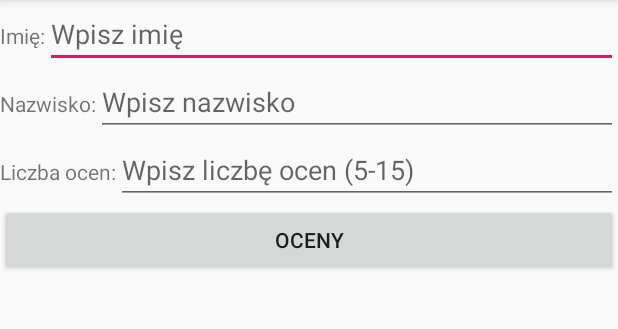
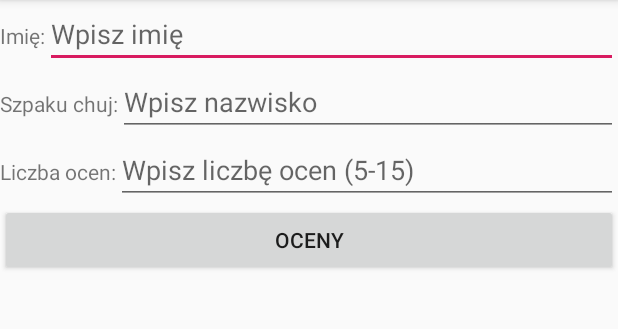
Before and after one commit to igornowosad/AndroidLab, an Android app: the screen it shows after launch (MainActivity), on a phone screen of 412 x 824 dp, the part 84-413 px from its top. Run offline under Robolectric (Android 15) with nearby library versions, the phone set to English and light mode, and no system bars.

Commit message:
szpak chuj

```diff
--- a/app/src/main/res/layout/activity_main.xml
+++ b/app/src/main/res/layout/activity_main.xml
@@ -33,7 +33,7 @@
         <TextView
             android:layout_width="wrap_content"
             android:layout_height="wrap_content"
-            android:text="Nazwisko:" />
+            android:text="Szpaku chuj:" />
 
         <EditText
             android:id="@+id/surname"
```
